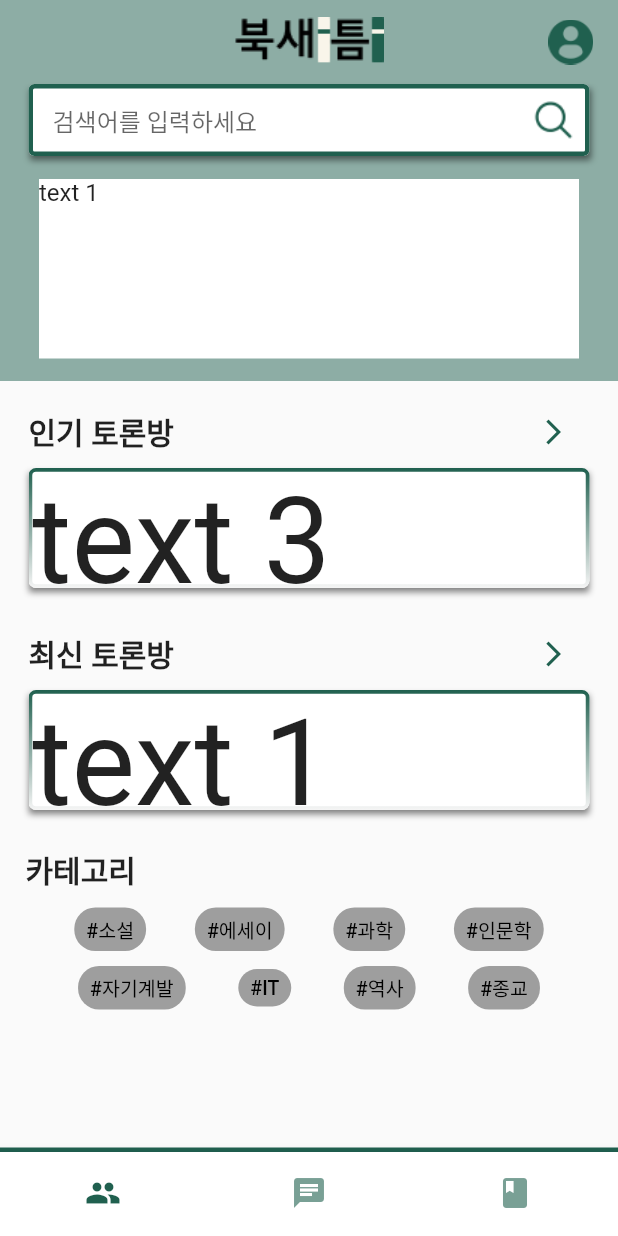
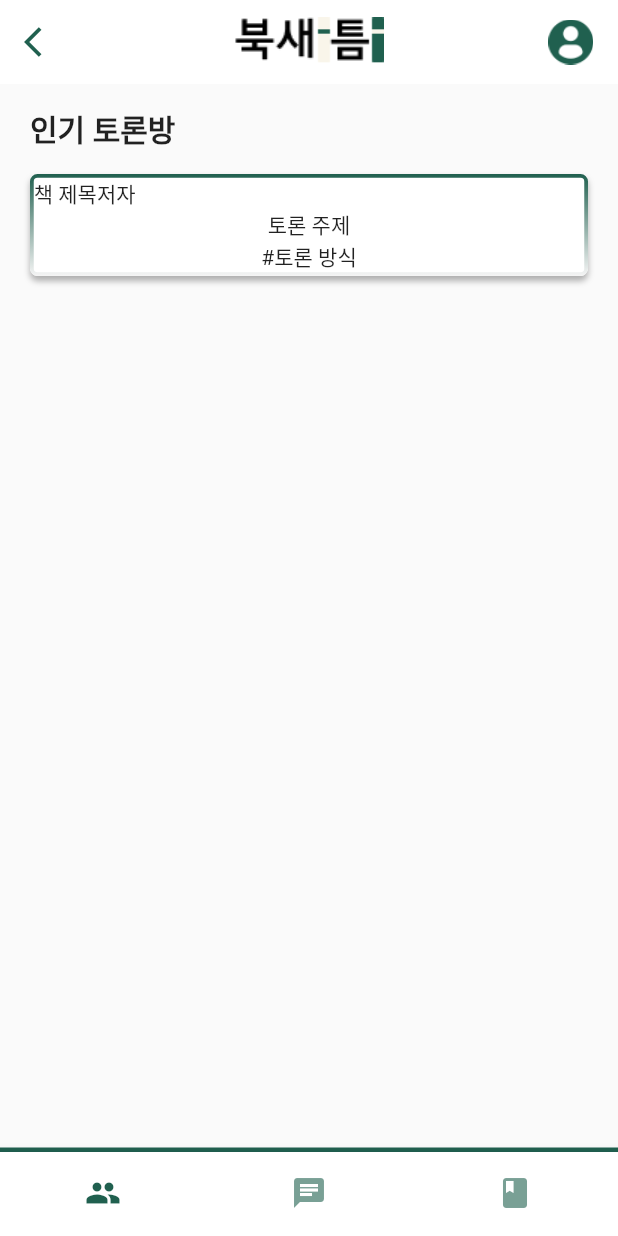
Before and after one commit to nayawgj/bst-frontend, a Flutter app: the screen it shows after launch, scrolled down 576 dp, after a tap on the "arrow forward ios" icon, on a phone screen of 412 x 824 dp. Run offline on Flutter 3.47's test engine with Material 2 defaults, Android fonts, the phone set to English and light mode, and no system bars; drawn by our look-alikes of carousel_slider; our stand-ins replace gradient_borders.

Commit message:
forth commit

```diff
--- /dev/null
+++ b/lib/home/popular_room.dart
@@ -0,0 +1,146 @@
+import 'package:flutter/material.dart';
+import 'package:gradient_borders/box_borders/gradient_box_border.dart';
+
+import '../screen/book_screen.dart';
+import '../screen/mydebate_screen.dart';
+import '../sidebar/side_bar.dart';
+
+class PopularRoom extends StatefulWidget {
+  const PopularRoom({super.key});
+
+  @override
+  State<PopularRoom> createState() => _PopularRoomState();
+}
+
+class _PopularRoomState extends State<PopularRoom> {
+  //Color? upbarcolor = const Color.fromRGBO(32, 96, 79, 0.5);
+
+  int _selectedIndex = 0;
+
+  List<BottomNavigationBarItem> bottomItems = [
+    const BottomNavigationBarItem(label: 'home', icon: Icon(Icons.group)),
+    const BottomNavigationBarItem(label: 'mydebate', icon: Icon(Icons.chat)),
+    const BottomNavigationBarItem(label: 'mypage', icon: Icon(Icons.book)),
+  ];
+
+  List pages = [
+    const PopularRoom(),
+    const MyDebateScreen(),
+    const BookScreen()
+  ];
+
+  @override
+  Widget build(BuildContext context) {
+    return MaterialApp(
+      home: Scaffold(
+        // app bar
+        appBar: AppBar(
+          backgroundColor: Colors.white,
+          elevation: 0.0,
+          title: Image.asset('assets/mainlogo.png'),
+          centerTitle: true,
+          leading: IconButton(
+            icon: const Icon(
+              Icons.arrow_back_ios,
+              color: Color.fromRGBO(32, 96, 79, 1),
+            ),
+            onPressed: () {
+              Navigator.of(context).pop();
+            },
+          ),
+          actions: [
+            Builder(
+              builder: (context) => IconButton(
+                onPressed: () => Scaffold.of(context).openEndDrawer(),
+                icon: Padding(
+                  padding: const EdgeInsets.only(right: 15),
+                  child: SizedBox(
+                      height: 30,
+                      width: 30,
+                      child: FittedBox(
+                          fit: BoxFit.cover,
+                          child: Image.asset('assets/profile_user.png'))),
+                ),
+                tooltip: MaterialLocalizations.of(context).openAppDrawerTooltip,
+              ),
+            )
+          ],
+        ),
+        endDrawer: const SideBar(),
+        // body
+        body: Padding(
+          padding: const EdgeInsets.symmetric(horizontal: 20, vertical: 15),
+          child: Column(
+            crossAxisAlignment: CrossAxisAlignment.start,
+            children: [
+              const Text(
+                '인기 토론방',
+                style: TextStyle(fontSize: 20, fontWeight: FontWeight.bold),
+              ),
+              const SizedBox(
+                height: 15,
+              ),
+              GestureDetector(
+                //onTap: Navigator.push(context, route),
+                child: Container(
+                  decoration: BoxDecoration(
+                      color: Colors.white,
+                      border: const GradientBoxBorder(
+                          gradient: LinearGradient(
+                              colors: [
+                                Color.fromRGBO(32, 96, 79, 1),
+                                Color.fromRGBO(245, 245, 245, 1)
+                              ],
+                              begin: Alignment.topCenter,
+                              end: Alignment.bottomCenter),
+                          width: 2.5),
+                      borderRadius: BorderRadius.circular(5),
+                      boxShadow: [
+                        BoxShadow(
+                          offset: const Offset(0, 3),
+                          blurRadius: 3,
+                          color: Colors.black.withOpacity(0.3),
+                          //spreadRadius: 5
+                        ),
+                      ]),
+                  child: const Column(
+                    children: [
+                      Row(
+                        children: [Text('책 제목'), Text('저자')],
+                      ),
+                      Text('토론 주제'),
+                      Text('#토론 방식')
+                    ],
+                  ),
+                ),
+              ),
+            ],
+          ),
+        ),
+        bottomNavigationBar: Container(
+          decoration: const BoxDecoration(
+              border: Border(
+                  top: BorderSide(
+                      color: Color.fromRGBO(32, 96, 79, 1), width: 3))),
+          child: BottomNavigationBar(
+            type: BottomNavigationBarType.fixed,
+            backgroundColor: Colors.white,
+            selectedItemColor: const Color.fromRGBO(32, 96, 79, 1),
+            unselectedItemColor: const Color.fromRGBO(32, 96, 79, 0.6),
+            selectedFontSize: 10,
+            unselectedFontSize: 10,
+            showSelectedLabels: false,
+            showUnselectedLabels: false,
+            currentIndex: _selectedIndex,
+            onTap: (int index) {
+              setState(() {
+                _selectedIndex = index;
+              });
+            },
+            items: bottomItems,
+          ),
+        ),
+      ),
+    );
+  }
+}
--- a/lib/main.dart
+++ b/lib/main.dart
@@ -1,4 +1,9 @@
+/*import 'package:booksaeteum/home/new_room.dart';
+import 'package:booksaeteum/home/popular_room.dart';
+import 'package:booksaeteum/screen/book_screen.dart';
+import 'package:booksaeteum/screen/home_screen.dart';*/
 import 'package:booksaeteum/screen/mainpage.dart';
+//import 'package:booksaeteum/screen/mydebate_screen.dart';
 import 'package:flutter/material.dart';
 
 void main() {
@@ -11,6 +16,15 @@ class MyApp extends StatelessWidget {
   @override
   Widget build(BuildContext context) {
     return const MaterialApp(
+      /*initialRoute: '/',
+      routes: {
+        '/': (context) => const MainPage(),
+        '/homescreen': (context) => const HomeScreen(),
+        '/homescreen/popular': (context) => const PopularRoom(),
+        '/homescreen/new': (context) => const NewRoom(),
+        '/mydebate': (context) => const MyDebateScreen(),
+        '/books': (context) => const BookScreen(),
+      },*/
       home: MainPage(),
     );
   }
--- a/lib/screen/home_screen.dart
+++ b/lib/screen/home_screen.dart
@@ -1,3 +1,5 @@
+import 'package:booksaeteum/home/new_room.dart';
+import 'package:booksaeteum/home/popular_room.dart';
 import 'package:carousel_slider/carousel_slider.dart';
 import 'package:flutter/material.dart';
 import 'package:gradient_borders/box_borders/gradient_box_border.dart';
@@ -15,8 +17,8 @@ class _HomeScreenState extends State<HomeScreen> {
     TextEditingController searchController =
         TextEditingController(); // search controller**
 
-    return Material(
-      child: Scaffold(
+    return MaterialApp(
+      home: Scaffold(
         body: ListView(children: [
           Column(
             children: [
@@ -118,7 +120,25 @@ class _HomeScreenState extends State<HomeScreen> {
                                   fontSize: 20, fontWeight: FontWeight.bold),
                             ),
                             IconButton(
-                                onPressed: () {},
+                                onPressed: () {
+                                  /*Navigator.push(
+                                      context,
+                                      MaterialPageRoute(
+                                        builder: (context) =>
+                                            const PopularRoom(),
+                                      ));*/
+                                  Navigator.of(context, rootNavigator: true)
+                                      .push(
+                                    MaterialPageRoute(
+                                        fullscreenDialog: false,
+                                        builder: (context) =>
+                                            const PopularRoom()),
+                                  );
+                                  /*showModalBottomSheet(
+                                      context: context,
+                                      builder: ((context) =>
+                                          const PopularRoom()));*/
+                                },
                                 icon: const Icon(
                                   Icons.arrow_forward_ios,
                                   color: Color.fromRGBO(32, 96, 79, 1),
@@ -183,7 +203,14 @@ class _HomeScreenState extends State<HomeScreen> {
                                   fontSize: 20, fontWeight: FontWeight.bold),
                             ),
                             IconButton(
-                                onPressed: () {},
+                                onPressed: () {
+                                  Navigator.of(context, rootNavigator: true)
+                                      .push(
+                                    MaterialPageRoute(
+                                        fullscreenDialog: false,
+                                        builder: (context) => const NewRoom()),
+                                  );
+                                },
                                 icon: const Icon(
                                   Icons.arrow_forward_ios,
                                   color: Color.fromRGBO(32, 96, 79, 1),
--- a/lib/screen/mainpage.dart
+++ b/lib/screen/mainpage.dart
@@ -1,5 +1,6 @@
 import 'package:flutter/material.dart';
 
+import '../home/popular_room.dart';
 import '../sidebar/side_bar.dart';
 import 'book_screen.dart';
 import 'home_screen.dart';
@@ -32,6 +33,15 @@ class _MainPageState extends State<MainPage> {
   @override
   Widget build(BuildContext context) {
     return MaterialApp(
+      //initialRoute: '/',
+      routes: {
+        //'/': (context) => const MainPage(),
+        //'/homescreen': (context) => const HomeScreen(),
+        '/popular': (context) => const PopularRoom(),
+        //'/homescreen/new': (context) => const NewRoom(),
+        //'/mydebate': (context) => const MyDebateScreen(),
+        //'/books': (context) => const BookScreen(),
+      },
       home: Scaffold(
         appBar: AppBar(
           backgroundColor: upbarcolor,
```
Also changed, not shown: lib/home/new_room.dart (added, +142 -0 lines), lib/screen/book_screen.dart (+55 -1 lines), lib/home/search_result.dart (added).
